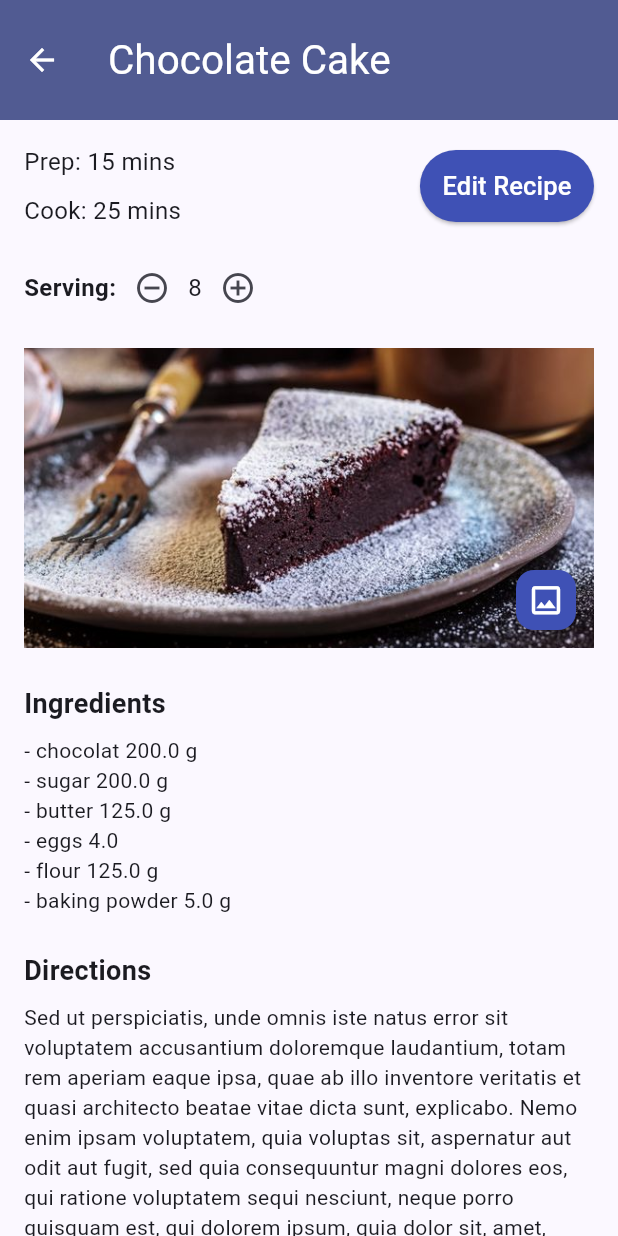
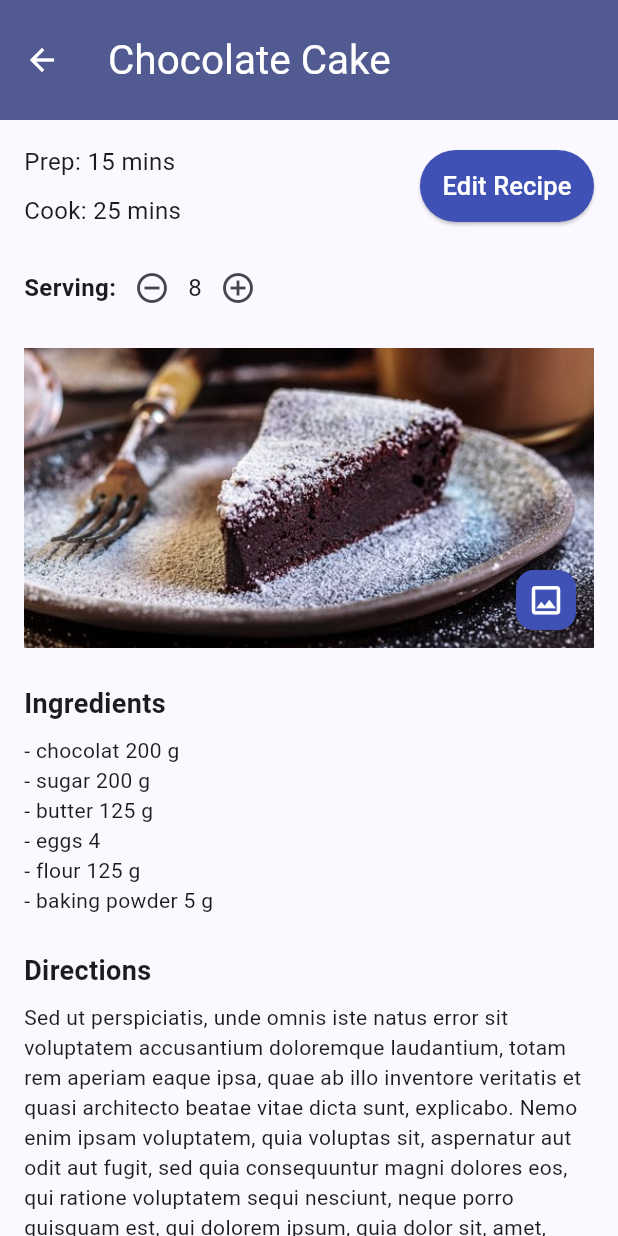
Before and after one commit to florabenane-dev/ACTM, a Flutter app: the screen it shows after launch, after a tap on "Chocolate Cake", on a phone screen of 412 x 824 dp. Run offline on Flutter 3.47's test engine with Material 3 defaults, Android fonts, the light colour scheme and no system bars; our stand-ins replace get_it.

Commit message:
style(ui): Utiliser la fonction utilitaire formatNumber pour afficher les quantités des ingredients

```diff
--- a/projet2/lib/utils/utilsFunctions.dart
+++ b/projet2/lib/utils/utilsFunctions.dart
@@ -1,7 +1,7 @@
 class UtilsFunctions {
 
   /// Retourne un nombre sans le .0 si son décimal est vide
-  String formatNumber(double number) {
+  static String formatNumber(double number) {
     String str;
 
     /// supprimer le .0 si le nombre est entier
--- a/projet2/lib/widgets/recipeDetails.dart
+++ b/projet2/lib/widgets/recipeDetails.dart
@@ -2,6 +2,8 @@ import 'package:flutter/material.dart';
 import 'package:projet2/model/data/recipe.dart';
 import 'package:projet2/model/repositories/recipesListPresenter.dart';
 import 'package:provider/provider.dart';
+
+import '../utils/utilsFunctions.dart';
 
 class RecipeDetails extends StatelessWidget {
   const RecipeDetails({super.key});
@@ -159,7 +161,7 @@ class RecipeDetails extends StatelessWidget {
             const SizedBox(height: 8),
             ...recipe.ingredients
               .map((ingredient) => Text(
-                "- ${ingredient.name} ${ingredient.quantity} ${ingredient.unit}",
+                "- ${ingredient.name} ${UtilsFunctions.formatNumber(ingredient.quantity)} ${ingredient.unit}",
                 style: const TextStyle(fontSize: 14),
             )),
             const SizedBox(height: 24),
--- a/projet2/lib/widgets/recipeEditDetails.dart
+++ b/projet2/lib/widgets/recipeEditDetails.dart
@@ -4,6 +4,7 @@ import 'package:provider/provider.dart';
 
 import '../model/data/recipe.dart';
 import '../model/repositories/recipesListPresenter.dart';
+import '../utils/utilsFunctions.dart';
 
 class RecipeEditDetails extends StatelessWidget{
 
@@ -178,9 +179,7 @@ class RecipeEditDetails extends StatelessWidget{
                         child: SizedBox(
                           height: 50.0,
                           child: TextFormField(
-                            initialValue: ingredient.quantity % 1 == 0
-                              ? ingredient.quantity.toInt().toString()
-                              : ingredient.quantity.toString(),
+                            initialValue: UtilsFunctions.formatNumber(ingredient.quantity),
                             keyboardType: TextInputType.numberWithOptions(decimal: true),
                             inputFormatters: [FilteringTextInputFormatter.digitsOnly],
                             onChanged: (quantityUser) {
```
